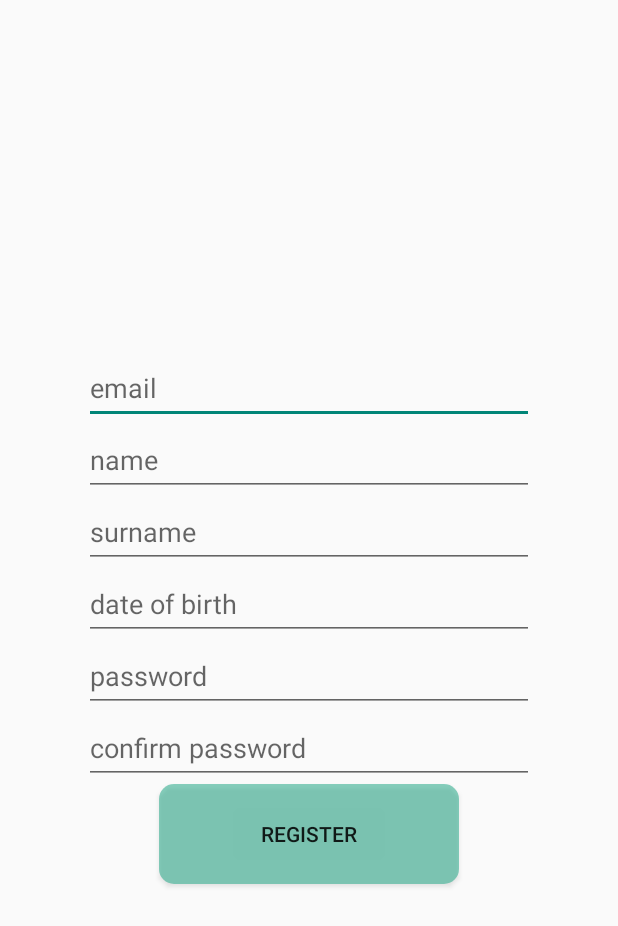
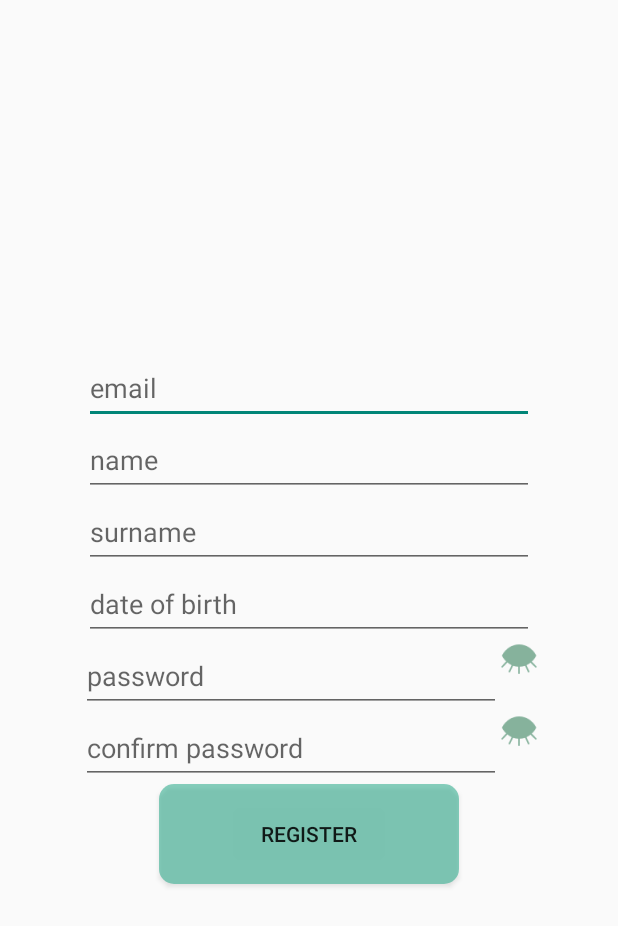
Before and after one commit to KKowal71/SystemyMobilne, an Android app: the fragment RegisterFragment shown on its own in the app's theme, on a phone screen of 412 x 824 dp. Shown: the top 926 px of the screen. Run offline under Robolectric (Android 15) with nearby library versions, the phone set to English and light mode, and no system bars; our stand-ins replace Firebase (no records; nobody signed in at launch, a user with empty details on screens opened directly).

Commit message:
password visibility

```diff
--- a/app/build.gradle
+++ b/app/build.gradle
@@ -42,6 +42,7 @@ dependencies {
     implementation 'androidx.lifecycle:lifecycle-livedata-ktx:2.4.1'
     implementation 'androidx.lifecycle:lifecycle-viewmodel-ktx:2.4.1'
     implementation 'com.google.firebase:firebase-auth-ktx:22.1.2'
+    implementation 'com.google.firebase:firebase-auth:21.0.3'
     testImplementation 'junit:junit:4.13.2'
     testImplementation 'org.junit.jupiter:junit-jupiter:5.8.1'
     androidTestImplementation 'androidx.test.ext:junit:1.1.5'
--- a/app/src/main/java/com/example/olinestore/Fragments/RegisterFragment.java
+++ b/app/src/main/java/com/example/olinestore/Fragments/RegisterFragment.java
@@ -7,12 +7,14 @@ import androidx.annotation.NonNull;
 import androidx.annotation.Nullable;
 import androidx.fragment.app.Fragment;
 
+import android.text.InputType;
 import android.text.TextUtils;
 import android.view.LayoutInflater;
 import android.view.View;
 import android.view.ViewGroup;
 import android.widget.Button;
 import android.widget.EditText;
+import android.widget.ImageView;
 import android.widget.Toast;
 
 import com.example.olinestore.MainActivity;
@@ -49,6 +51,22 @@ public class RegisterFragment extends Fragment {
                               @Nullable Bundle savedInstanceState) {
         super.onViewCreated(view, savedInstanceState);
         init(view);
+
+        closedEyeImage1.setOnClickListener(new View.OnClickListener() {
+            @Override
+            public void onClick(View view) {
+                isDataVisible(passwordField, isPasswordShown1, closedEyeImage1);
+                isPasswordShown1 = !isPasswordShown1;
+            }
+        });
+
+        closedEyeImage2.setOnClickListener(new View.OnClickListener() {
+            @Override
+            public void onClick(View view) {
+                isDataVisible(confirmPasswordField, isPasswordShown2, closedEyeImage2);
+                isPasswordShown2 = !isPasswordShown2;
+            }
+        });
         registerButton.setOnClickListener(new View.OnClickListener() {
             @Override
             public void onClick(View view) {
@@ -69,8 +87,12 @@ public class RegisterFragment extends Fragment {
         confirmPasswordField = view.findViewById(R.id.confirmPasswordField);
         dateOfBirthField = view.findViewById(R.id.birthdayField);
         registerButton = view.findViewById(R.id.registerButton);
+        closedEyeImage1 = view.findViewById(R.id.closedEyeImage1);
+        closedEyeImage2 = view.findViewById(R.id.closedEyeImage2);
         firebaseAuth = FirebaseAuth.getInstance();
         firestore = FirebaseFirestore.getInstance();
+        isPasswordShown1 = false;
+        isPasswordShown2 = false;
     }
 
     private void authenticate(String email, String password) {
@@ -95,6 +117,17 @@ public class RegisterFragment extends Fragment {
         return true;
     }
 
+    private void isDataVisible(EditText field, boolean check, ImageView icon) {
+        if (check) {
+            field.setInputType(InputType.TYPE_CLASS_TEXT | InputType.TYPE_TEXT_VARIATION_PASSWORD);
+            field.setSelection(passwordField.getText().length());
+            icon.setImageResource(R.drawable.closed_eye);
+        } else {
+            field.setInputType(InputType.TYPE_CLASS_TEXT);
+            field.setSelection(passwordField.getText().length());
+            icon.setImageResource(R.drawable.baseline_open_eye_24);
+        }
+    }
 
     private class AuthOnCompleteListener
             implements OnCompleteListener<AuthResult> {
@@ -151,4 +184,8 @@ public class RegisterFragment extends Fragment {
     private EditText confirmPasswordField;
     private EditText dateOfBirthField;
     private Button registerButton;
+    private ImageView closedEyeImage1;
+    private ImageView closedEyeImage2;
+    private boolean isPasswordShown1;
+    private boolean isPasswordShown2;
 }
--- /dev/null
+++ b/app/src/main/res/drawable/baseline_open_eye_24.xml
@@ -0,0 +1,5 @@
+<vector android:height="24dp" android:tint="#69A085"
+    android:viewportHeight="24" android:viewportWidth="24"
+    android:width="24dp" xmlns:android="http://schemas.android.com/apk/res/android">
+    <path android:fillColor="@android:color/white" android:pathData="M12,4.5C7,4.5 2.73,7.61 1,12c1.73,4.39 6,7.5 11,7.5s9.27,-3.11 11,-7.5c-1.73,-4.39 -6,-7.5 -11,-7.5zM12,17c-2.76,0 -5,-2.24 -5,-5s2.24,-5 5,-5 5,2.24 5,5 -2.24,5 -5,5zM12,9c-1.66,0 -3,1.34 -3,3s1.34,3 3,3 3,-1.34 3,-3 -1.34,-3 -3,-3z"/>
+</vector>
--- a/app/src/main/res/layout/fragment_register.xml
+++ b/app/src/main/res/layout/fragment_register.xml
@@ -33,16 +33,41 @@
         android:layout_width="300dp"
         android:layout_height="48dp"
         android:hint="date of birth" />
+    <LinearLayout
+        android:layout_width="wrap_content"
+        android:layout_height="wrap_content">
+
         <EditText
             android:id="@+id/passwordField"
-        android:layout_width="300dp"
+            android:layout_width="280dp"
             android:layout_height="48dp"
-        android:hint="password" />
+            android:hint="password"
+            android:inputType="textPassword"
+             />
+        <ImageView
+            android:id="@+id/closedEyeImage1"
+            android:layout_width="wrap_content"
+            android:layout_height="wrap_content"
+            android:layout_weight="0.2"
+            android:src="@drawable/closed_eye" />
+    </LinearLayout>
+    <LinearLayout
+        android:layout_width="wrap_content"
+        android:layout_height="wrap_content">
+
         <EditText
             android:id="@+id/confirmPasswordField"
-        android:layout_width="300dp"
+            android:layout_width="280dp"
             android:layout_height="48dp"
+            android:inputType="textPassword"
             android:hint="confirm password" />
+        <ImageView
+            android:id="@+id/closedEyeImage2"
+            android:layout_width="wrap_content"
+            android:layout_height="wrap_content"
+            android:layout_weight="0.2"
+            android:src="@drawable/closed_eye" />
+    </LinearLayout>
 
     <Button
         android:layout_width="300px"
```
Also changed, not shown: app/src/main/res/drawable-hdpi/closed_eye.png (added), app/src/main/res/drawable-mdpi/closed_eye.png (added), app/src/main/res/drawable-xhdpi/closed_eye.png (added), app/src/main/res/drawable-xxhdpi/closed_eye.png (added), app/src/main/res/drawable-xxxhdpi/closed_eye.png (added). Lines whose indentation alone changed are shown as unchanged.
